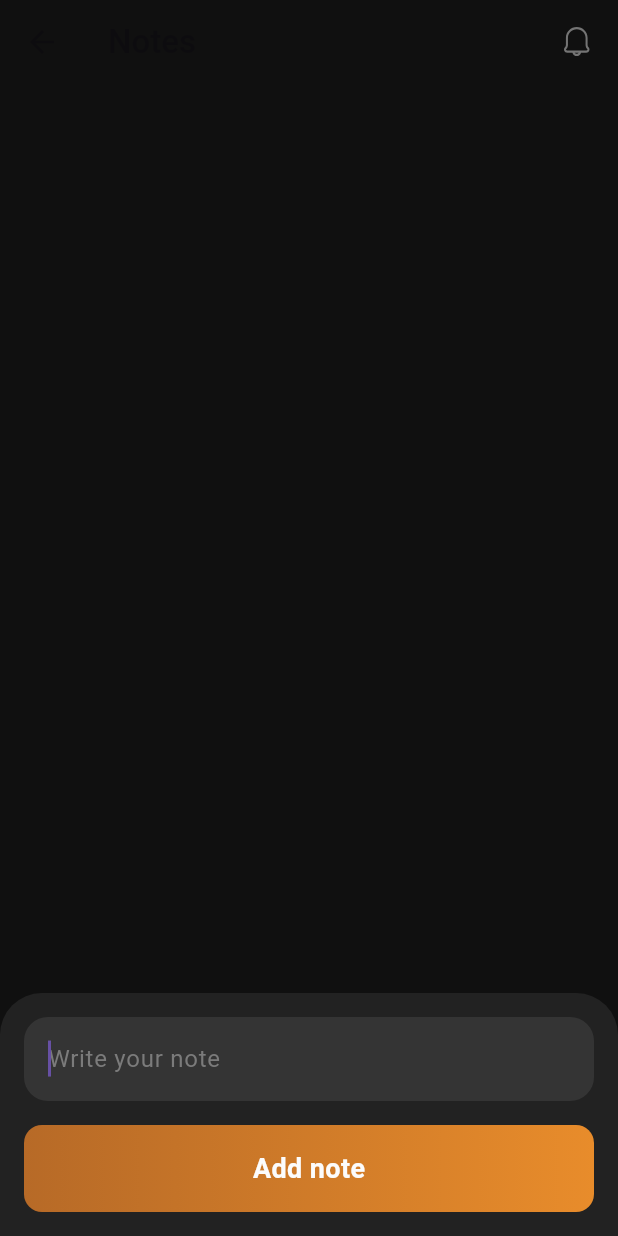
After one commit to Truffel228/racing, a Flutter app: the NotesPage screen opened directly, after a tap on the "add" icon, on a phone screen of 412 x 824 dp. The commit adds this screen. Run offline on Flutter 3.47's test engine with Material 3 defaults, Android fonts, the phone set to English and light mode, and no system bars; our stand-ins replace dio, firebase_core, firebase_messaging, firebase_remote_config, flutter_local_notifications, flutter_svg and 4 more; missing offline and left inert: flutter_inappwebview; accounts and stored records are empty; network calls fail; statements that could not run were skipped.

Commit message:
Add NotesController, NewsController

```diff
--- /dev/null
+++ b/lib/data/controllers/news_controller.dart
@@ -0,0 +1,50 @@
+import 'dart:convert';
+
+import 'package:flutter/material.dart';
+import 'package:racing/data/new_model.dart';
+import 'package:shared_preferences/shared_preferences.dart';
+
+const String _newsKey = '_newsKey';
+
+class NewsController extends ChangeNotifier {
+  NewsController(this._bd) {
+    init();
+  }
+  final SharedPreferences _bd;
+
+  final List<NewModel> _news = [];
+
+  List<NewModel> get allNews => _news;
+  List<NewModel> get favoriteNews =>
+      _news.where((element) => element.isFavorite).toList();
+
+  void init() {
+    final cachedNews = _bd.getString(_newsKey) ?? '';
+    if (cachedNews.isEmpty) {
+      _news.addAll(news);
+      notifyListeners();
+      return;
+    }
+
+    final decodedNews = jsonDecode(cachedNews) as List<dynamic>;
+    final listNews = decodedNews.map((e) => NewModel.fromJson(e)).toList();
+    _news.addAll(listNews);
+    notifyListeners();
+  }
+
+  void likeNewModel(NewModel newModel) {
+    final index = _news.indexOf(newModel);
+
+    final newNewModel = newModel.copyWith(isFavorite: !newModel.isFavorite);
+
+    _news.removeAt(index);
+    _news.insert(index, newNewModel);
+    _cacheNews();
+    notifyListeners();
+  }
+
+  Future<void> _cacheNews() async {
+    final encodedNews = jsonEncode(_news.map((e) => e.toJson()).toList());
+    await _bd.setString(_newsKey, encodedNews);
+  }
+}
--- /dev/null
+++ b/lib/data/controllers/notes_controller.dart
@@ -0,0 +1,49 @@
+import 'dart:convert';
+
+import 'package:flutter/foundation.dart';
+import 'package:shared_preferences/shared_preferences.dart';
+
+const String _notesKey = '_notesKey';
+
+class NotesController extends ChangeNotifier {
+  NotesController(this._bd) {
+    _init();
+  }
+
+  final SharedPreferences _bd;
+
+  final List<String> _notes = [];
+
+  List<String> get notes => _notes;
+
+  void _init() {
+    final cachedNotes = _bd.getString(_notesKey) ?? '';
+
+    if (cachedNotes.isEmpty) {
+      return;
+    }
+
+    final decodedNotes = jsonDecode(cachedNotes) as List<dynamic>;
+    final notesList = decodedNotes.map((e) => e.toString()).toList();
+
+    _notes.addAll(notesList);
+    notifyListeners();
+  }
+
+  void addNote(String note) {
+    _notes.add(note);
+    _cacheNotes();
+    notifyListeners();
+  }
+
+  void deleteNote(int index) {
+    _notes.removeAt(index);
+    _cacheNotes();
+    notifyListeners();
+  }
+
+  Future<void> _cacheNotes() async {
+    final encodedNotes = jsonEncode(_notes);
+    await _bd.setString(_notesKey, encodedNotes);
+  }
+}
--- a/lib/data/new_model.dart
+++ b/lib/data/new_model.dart
@@ -1,13 +1,40 @@
+// ignore_for_file: public_member_api_docs, sort_constructors_first
+import 'package:json_annotation/json_annotation.dart';
+
+part 'new_model.g.dart';
+
+@JsonSerializable(fieldRename: FieldRename.snake)
 class NewModel {
   const NewModel({
     required this.url,
     required this.text,
     required this.date,
+    this.isFavorite = false,
   });
 
   final String url;
   final String text;
   final DateTime date;
+  final bool isFavorite;
+
+  factory NewModel.fromJson(Map<String, dynamic> json) =>
+      _$NewModelFromJson(json);
+
+  Map<String, dynamic> toJson() => _$NewModelToJson(this);
+
+  NewModel copyWith({
+    String? url,
+    String? text,
+    DateTime? date,
+    bool? isFavorite,
+  }) {
+    return NewModel(
+      url: url ?? this.url,
+      text: text ?? this.text,
+      date: date ?? this.date,
+      isFavorite: isFavorite ?? this.isFavorite,
+    );
+  }
 }
 
 final List<NewModel> news = [
@@ -16,7 +43,7 @@ final List<NewModel> news = [
         'https://cdn-2.motorsport.com/images/amp/68ygMOQ0/s1200/lando-norris-mclaren-2nd-posit.webp',
     text:
         'Stella took over from the Audi-bound Andreas Seidl at the start of 2023 and was praised for steering the team in a different direction, implementing an overhauled technical structure in Woking while also proving to be a candid figurehead for the team towards the general public and the press.\n\nOnce it became clear McLaren had completely missed its launch targets for 2023, Stella was quick to explain where the team had gone wrong and what his plan was to get its season back on track\n\nWhen asked by Autosport if his blunt honesty was a deliberate strategy, Stella replied: "I have a very simple strategy: just say things as they are. It’s very simple. It puts you in a solid place.',
-    date: DateTime(2024, 9, 14, 15, 32),
+    date: DateTime(2024, 1, 18, 15, 32),
   ),
   NewModel(
     url:
--- a/lib/main.dart
+++ b/lib/main.dart
@@ -2,7 +2,10 @@ import 'package:firebase_core/firebase_core.dart';
 import 'package:firebase_remote_config/firebase_remote_config.dart';
 import 'package:flutter/material.dart';
 import 'package:in_app_review/in_app_review.dart';
+import 'package:provider/provider.dart';
 import 'package:racing/c_theme.dart';
+import 'package:racing/data/controllers/news_controller.dart';
+import 'package:racing/data/controllers/notes_controller.dart';
 import 'package:racing/domain/configuration.dart';
 import 'package:racing/domain/notifx.dart';
 import 'package:racing/general_page.dart';
@@ -21,19 +24,31 @@ void main() async {
   await FirebaseRemoteConfig.instance.fetchAndActivate();
 
   await NotificationsFb().activate();
+  final bd = await SharedPreferences.getInstance();
 
-  runApp(const MyApp());
+  runApp(MyApp(bd));
 }
 
 class MyApp extends StatelessWidget {
-  const MyApp({super.key});
+  const MyApp(
+    this._bd, {
+    super.key,
+  });
+
+  final SharedPreferences _bd;
 
   @override
   Widget build(BuildContext context) {
-    return MaterialApp(
-      title: 'Flutter Demo',
-      theme: CTheme.theme,
-      home: IPage(),
+    return ChangeNotifierProvider(
+      create: (context) => NewsController(_bd),
+      child: ChangeNotifierProvider(
+        create: (context) => NotesController(_bd),
+        child: MaterialApp(
+          title: 'Flutter Demo',
+          theme: CTheme.theme,
+          home: const IPage(),
+        ),
+      ),
     );
   }
 }
--- /dev/null
+++ b/lib/pages/notes/notes_page.dart
@@ -0,0 +1,171 @@
+import 'package:flutter/material.dart';
+import 'package:flutter_svg/flutter_svg.dart';
+import 'package:provider/provider.dart';
+import 'package:racing/c_theme.dart';
+import 'package:racing/data/controllers/notes_controller.dart';
+
+class NotesPage extends StatelessWidget {
+  const NotesPage({super.key});
+
+  @override
+  Widget build(BuildContext context) {
+    return Scaffold(
+      appBar: AppBar(
+        elevation: 0,
+        backgroundColor: Colors.transparent,
+        title: const Text(
+          'Notes',
+          style: TextStyle(fontWeight: FontWeight.w500),
+        ),
+        actions: [
+          Padding(
+            padding: const EdgeInsets.only(right: 16),
+            child: SvgPicture.asset('images/bell.svg'),
+          ),
+        ],
+      ),
+      body: Consumer<NotesController>(
+        builder: (context, controller, child) {
+          return ListView.builder(
+            padding: const EdgeInsets.all(16),
+            itemCount: controller.notes.length,
+            itemBuilder: (context, index) {
+              final note = controller.notes[index];
+              return NoteItem(note: note, index: index);
+            },
+          );
+        },
+      ),
+      floatingActionButton: FloatingActionButton(
+        backgroundColor: Theme.of(context).primaryColor,
+        child: const Icon(Icons.add),
+        onPressed: () async {
+          final notesController = context.read<NotesController>();
+
+          final note = await showModalBottomSheet<String>(
+              backgroundColor: Theme.of(context).scaffoldBackgroundColor,
+              context: context,
+              builder: (context) => const AddNoteBottomSheet());
+
+          if (note == null) {
+            return;
+          }
+
+          notesController.addNote(note);
+        },
+      ),
+    );
+  }
+}
+
+class NoteItem extends StatelessWidget {
+  const NoteItem({
+    super.key,
+    required this.note,
+    required this.index,
+  });
+  final String note;
+  final int index;
+
+  @override
+  Widget build(BuildContext context) {
+    return Dismissible(
+      onDismissed: (dir) => context.read<NotesController>().deleteNote(index),
+      key: UniqueKey(),
+      child: Container(
+        margin: const EdgeInsets.only(bottom: 8),
+        decoration: BoxDecoration(
+          borderRadius: BorderRadius.circular(16),
+          color: CTheme.darkGreyColor,
+        ),
+        padding: const EdgeInsets.all(16),
+        child: Text(
+          note,
+          style: const TextStyle(
+            color: CTheme.whiteColor,
+            fontSize: 16,
+          ),
+        ),
+      ),
+    );
+  }
+}
+
+class AddNoteBottomSheet extends StatefulWidget {
+  const AddNoteBottomSheet({super.key});
+
+  @override
+  State<AddNoteBottomSheet> createState() => _AddNoteBottomSheetState();
+}
+
+class _AddNoteBottomSheetState extends State<AddNoteBottomSheet> {
+  final TextEditingController _controller = TextEditingController();
+
+  @override
+  Widget build(BuildContext context) {
+    return SafeArea(
+      child: Padding(
+        padding: const EdgeInsets.all(16),
+        child: Column(
+          mainAxisSize: MainAxisSize.min,
+          children: [
+            TextField(
+              autofocus: true,
+              controller: _controller,
+              style: const TextStyle(color: CTheme.whiteColor),
+              textCapitalization: TextCapitalization.sentences,
+              decoration: InputDecoration(
+                hintText: 'Write your note',
+                hintStyle: const TextStyle(color: CTheme.textGreyColor),
+                fillColor: CTheme.darkGreyColor,
+                filled: true,
+                enabledBorder: OutlineInputBorder(
+                  borderSide: BorderSide.none,
+                  borderRadius: BorderRadius.circular(16),
+                ),
+                border: OutlineInputBorder(
+                  borderSide: BorderSide.none,
+                  borderRadius: BorderRadius.circular(16),
+                ),
+                focusedBorder: OutlineInputBorder(
+                  borderSide: BorderSide.none,
+                  borderRadius: BorderRadius.circular(16),
+                ),
+              ),
+            ),
+            const SizedBox(height: 16),
+            GestureDetector(
+              onTap: () {
+                if (_controller.text.isEmpty) return;
+                Navigator.of(context).pop(_controller.text);
+              },
+              child: Container(
+                padding: const EdgeInsets.symmetric(vertical: 16),
+                alignment: Alignment.center,
+                decoration: BoxDecoration(
+                  borderRadius: BorderRadius.circular(12),
+                  gradient: const LinearGradient(
+                    begin: Alignment.centerLeft,
+                    end: Alignment.centerRight,
+                    colors: [
+                      Color(0xFFb76a27),
+                      Color(0xFFe88c2b),
+                    ],
+                  ),
+                ),
+                child: const Text(
+                  'Add note',
+                  style: TextStyle(
+                    color: CTheme.whiteColor,
+                    fontSize: 18,
+                    fontWeight: FontWeight.w600,
+                  ),
+                ),
+              ),
+            ),
+          ],
+        ),
+      ),
+    );
+  }
+}
```
Also changed, not shown: lib/pages/favorite_news/favorite_news_page.dart (added, +40 -0 lines), lib/pages/news/ news_page.dart (+28 -30 lines), lib/pages/profile/profile_page.dart (+18 -1 lines), lib/data/new_model.g.dart (added).
